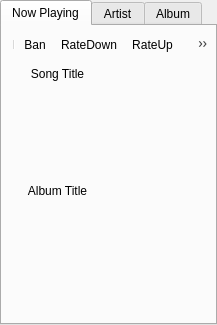
Old version of the form src/info.ui in the repository DrMoriarty/cuberok.
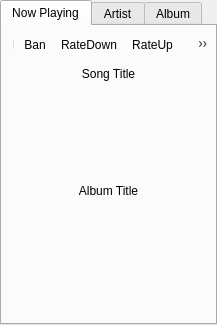
New version of the form. Icons and pictures are not drawn. Custom widgets are drawn as their Qt base class.

```diff
--- a/src/info.ui
+++ b/src/info.ui
@@ -79,6 +79,19 @@
          <property name="bottomMargin" >
           <number>0</number>
          </property>
+         <item>
+          <spacer>
+           <property name="orientation" >
+            <enum>Qt::Horizontal</enum>
+           </property>
+           <property name="sizeHint" >
+            <size>
+             <width>1</width>
+             <height>1</height>
+            </size>
+           </property>
+          </spacer>
+         </item>
          <item>
           <widget class="QFrame" name="frame_0" >
            <property name="sizePolicy" >
```
